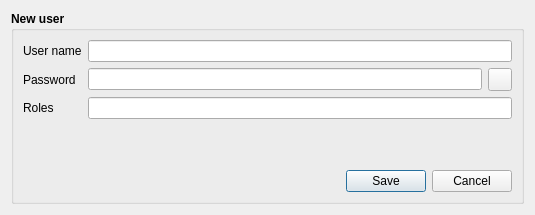
Above: src/dlgaddedituser.ui from syyyr/shvspy before the change. Below: the same form after it.
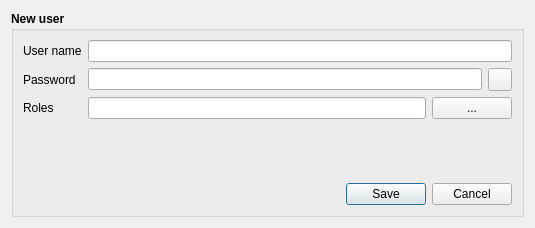
That is the form after the change. Icons and pictures are not drawn.

Patch:
```diff
--- a/src/dlgaddedituser.ui
+++ b/src/dlgaddedituser.ui
@@ -7,13 +7,13 @@
     <x>0</x>
     <y>0</y>
     <width>535</width>
-    <height>215</height>
+    <height>228</height>
    </rect>
   </property>
   <property name="windowTitle">
    <string>Dialog</string>
   </property>
-  <layout class="QVBoxLayout" name="verticalLayout_4">
+  <layout class="QVBoxLayout" name="verticalLayout_2">
    <item>
     <widget class="QGroupBox" name="groupBox">
      <property name="font">
@@ -25,7 +25,7 @@
      <property name="title">
       <string>New user</string>
      </property>
-     <layout class="QVBoxLayout" name="verticalLayout_2">
+     <layout class="QVBoxLayout" name="verticalLayout_4">
       <item>
        <layout class="QHBoxLayout" name="horizontalLayout_3">
         <item>
@@ -115,6 +115,8 @@
            </layout>
           </item>
           <item>
+           <layout class="QHBoxLayout" name="horizontalLayout_2">
+            <item>
            <widget class="QLineEdit" name="leRoles">
             <property name="font">
              <font>
@@ -123,6 +125,21 @@
              </font>
             </property>
            </widget>
+            </item>
+            <item>
+             <widget class="QPushButton" name="pbRolesSelection">
+              <property name="font">
+               <font>
+                <weight>50</weight>
+                <bold>false</bold>
+               </font>
+              </property>
+              <property name="text">
+               <string>...</string>
+              </property>
+             </widget>
+            </item>
+           </layout>
           </item>
          </layout>
         </item>
```
Lines whose indentation alone changed are shown as unchanged.
